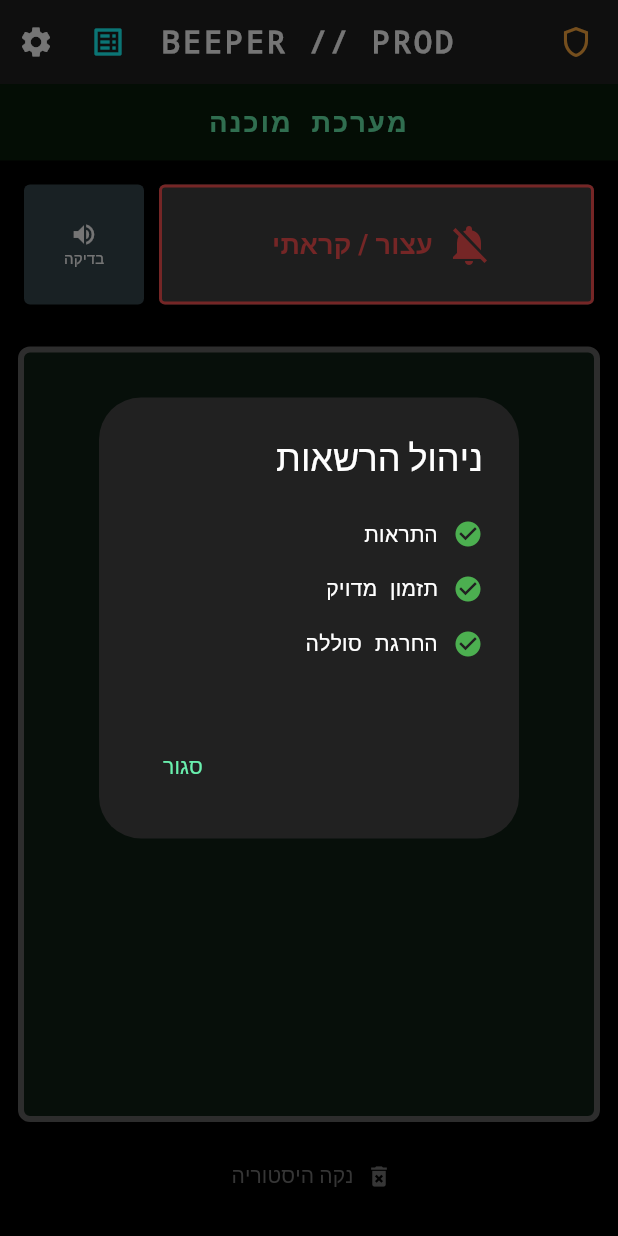
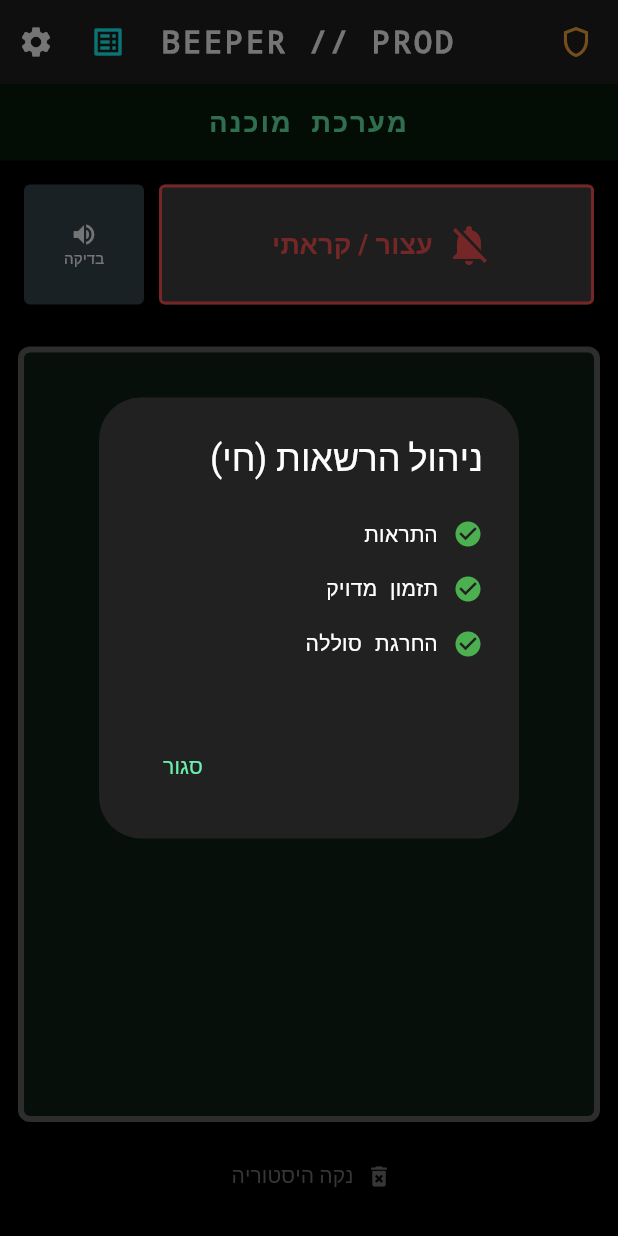
Before and after one commit to maayantallevy-lang/Beeper, a Flutter app: the screen it shows after launch, after a tap on the "shield" icon, on a phone screen of 412 x 824 dp. Run offline on Flutter 3.47's test engine with Material 3 defaults, Android fonts, the phone set to English and light mode, and no system bars; our stand-ins replace firebase_core, firebase_messaging, flutter_local_notifications, flutter_timezone, permission_handler, shared_preferences and 1 more; accounts and stored records are empty.

Commit message:
Update main.dart

```diff
--- a/lib/main.dart
+++ b/lib/main.dart
@@ -83,19 +83,23 @@ Future<void> _firebaseMessagingBackgroundHandler(RemoteMessage message) async {
 void main() {
   runZonedGuarded(() async {
     WidgetsFlutterBinding.ensureInitialized();
-
-    tz.initializeTimeZones();
-    try {
-      final String currentTimeZone = await FlutterTimezone.getLocalTimezone();
-      tz.setLocalLocation(tz.getLocation(currentTimeZone));
-    } catch (e) {
-      tz.setLocalLocation(tz.getLocation('UTC'));
-    }
-
+    await _configureLocalTimeZone();
     runApp(const BeeperApp());
   }, (error, stack) {
     AppLogger.log("CRASH", "Main error: $error");
   });
+}
+
+Future<void> _configureLocalTimeZone() async {
+  try {
+    tz.initializeTimeZones();
+    final String currentTimeZone = await FlutterTimezone.getLocalTimezone();
+    tz.setLocalLocation(tz.getLocation(currentTimeZone));
+  } catch (e) {
+    try {
+      tz.setLocalLocation(tz.getLocation('UTC'));
+    } catch (_) {}
+  }
 }
 
 // -----------------------------------------------------------------------------
@@ -103,6 +107,7 @@ void main() {
 // -----------------------------------------------------------------------------
 
 Future<void> _triggerNaggingLogic(String title, String body) async {
+  await _configureLocalTimeZone();
   await AppLogger.log("ALERT", "Starting logic for: $title");
   final prefs = await SharedPreferences.getInstance();
 
@@ -122,8 +127,6 @@ Future<void> _triggerNaggingLogic(String title, String body) async {
   // 2. User Settings
   bool isQuietTime = _checkQuietHours(prefs);
   bool isGlobalSilent = prefs.getBool('is_global_silent') ?? false;
-
-  // --- New: Vibration Check ---
   bool isVibrationEnabled = prefs.getBool('is_vibration_enabled') ?? true;
 
   int frequencySeconds = prefs.getInt('nag_frequency_seconds') ?? 60;
@@ -139,7 +142,7 @@ Future<void> _triggerNaggingLogic(String title, String body) async {
       importance: Importance.high,
       priority: Priority.high,
       playSound: false,
-      enableVibration: isVibrationEnabled, // Respect setting even in silent mode? Usually silent implies vibration only, but let's respect user choice if they turned it off completely.
+      enableVibration: isVibrationEnabled,
     );
     await AppLogger.log("MODE", "Silent mode active");
   } else {
@@ -184,7 +187,6 @@ Future<void> _triggerNaggingLogic(String title, String body) async {
       playSound: true,
       sound: soundObj,
       enableVibration: isVibrationEnabled,
-      // Only set pattern if vibration is enabled
       vibrationPattern: isVibrationEnabled
           ? Int64List.fromList([0, 1000, 500, 1000, 500, 1000])
           : null,
@@ -203,7 +205,7 @@ Future<void> _triggerNaggingLogic(String title, String body) async {
     await AppLogger.log("ERR_SHOW", "Show immediate: $e");
   }
 
-  // 5. Schedule Repetitions (AlarmClock Mode)
+  // 5. Schedule Repetitions
   if (!isQuietTime && !isGlobalSilent) {
     try {
       final now = tz.TZDateTime.now(tz.local);
@@ -310,7 +312,6 @@ class _InitScreenState extends State<InitScreen> {
         }
       );
 
-      // Initial request for basic notifications
       await Permission.notification.request();
       await Permission.scheduleExactAlarm.request();
 
@@ -396,7 +397,9 @@ class _BeeperScreenState extends State<BeeperScreen> with WidgetsBindingObserver
 
   @override
   void didChangeAppLifecycleState(AppLifecycleState state) {
-    if (state == AppLifecycleState.resumed) _loadMessages();
+    if (state == AppLifecycleState.resumed) {
+      _loadMessages();
+    }
   }
 
   Future<void> _loadMessages() async {
@@ -434,7 +437,6 @@ class _BeeperScreenState extends State<BeeperScreen> with WidgetsBindingObserver
         duration: Duration(seconds: 1)
       )
     );
-
     await _triggerNaggingLogic("בדיקה עצמית", "בדיקת מערכת סאונד והתראות");
     _loadMessages();
   }
@@ -445,88 +447,10 @@ class _BeeperScreenState extends State<BeeperScreen> with WidgetsBindingObserver
     _loadMessages();
   }
 
-  Future<void> _checkAndRequestPermissions() async {
-    // Check current statuses first
-    PermissionStatus notifStatus = await Permission.notification.status;
-    PermissionStatus alarmStatus = await Permission.scheduleExactAlarm.status;
-    PermissionStatus batteryStatus = await Permission.ignoreBatteryOptimizations.status;
-
-    if (mounted) {
-      showDialog(
-        context: context,
-        builder: (ctx) => StatefulBuilder(
-          builder: (context, setState) {
-            return AlertDialog(
-              backgroundColor: Colors.grey[900],
-              title: const Text("ניהול הרשאות", style: TextStyle(color: Colors.white)),
-              content: Column(
-                mainAxisSize: MainAxisSize.min,
-                crossAxisAlignment: CrossAxisAlignment.start,
-                children: [
-                  _buildPermRow("התראות", Permission.notification, notifStatus, setState),
-                  _buildPermRow("תזמון מדויק", Permission.scheduleExactAlarm, alarmStatus, setState),
-                  _buildPermRow("החרגת סוללה", Permission.ignoreBatteryOptimizations, batteryStatus, setState),
-
-                  const SizedBox(height: 15),
-                  if (batteryStatus != PermissionStatus.granted)
-                     const Text(
-                      "הערה: 'החרגת סוללה' קריטית לקבלת התראות כשהמסך כבוי.",
-                      style: TextStyle(color: Colors.orange, fontSize: 12),
-                    ),
-                ],
-              ),
-              actions: [
-                TextButton(
-                  onPressed: () => Navigator.pop(ctx),
-                  child: const Text("סגור"),
-                )
-              ],
-            );
-          }
-        )
-      );
-    }
-  }
-
-  Widget _buildPermRow(String name, Permission perm, PermissionStatus currentStatus, StateSetter refreshState) {
-    bool isOk = currentStatus == PermissionStatus.granted;
-    return Padding(
-      padding: const EdgeInsets.symmetric(vertical: 8.0),
-      child: Row(
-        children: [
-          Icon(isOk ? Icons.check_circle : Icons.error, color: isOk ? Colors.green : Colors.red, size: 20),
-          const SizedBox(width: 10),
-          Expanded(child: Text(name, style: const TextStyle(color: Colors.white))),
-          if (!isOk)
-            SizedBox(
-              height: 30,
-              child: ElevatedButton(
-                style: ElevatedButton.styleFrom(backgroundColor: Colors.greenAccent, padding: const EdgeInsets.symmetric(horizontal: 8)),
-                onPressed: () async {
-                  // Request the permission
-                  await perm.request();
-                  // Check status again
-                  var newStatus = await perm.status;
-                  // If blocked/permanently denied, we might need to open settings
-                  if (newStatus.isPermanentlyDenied) {
-                    openAppSettings();
-                  }
-
-                  // Refresh the Dialog UI
-                  refreshState(() {
-                    // We can't easily update the outer variable 'currentStatus' here without logic,
-                    // so we trigger a re-build which should ideally re-fetch or use a state object.
-                    // For simplicity in this structure, we'll just close and re-open or let the user re-open.
-                    // A better way is below:
-                  });
-                  Navigator.pop(context); // Close dialog to force user to re-open to see changes or refresh properly
-                  _checkAndRequestPermissions(); // Re-open with fresh status
-                },
-                child: const Text("אשר", style: TextStyle(color: Colors.black, fontSize: 12)),
-              ),
-            )
-        ],
-      ),
+  void _checkAndRequestPermissions() {
+    showDialog(
+      context: context,
+      builder: (_) => const PermissionsDialog(),
     );
   }
 
@@ -684,6 +608,141 @@ class _BeeperScreenState extends State<BeeperScreen> with WidgetsBindingObserver
 }
 
 // -----------------------------------------------------------------------------
+// DYNAMIC PERMISSIONS DIALOG
+// -----------------------------------------------------------------------------
+
+class PermissionsDialog extends StatefulWidget {
+  const PermissionsDialog({super.key});
+
+  @override
+  State<PermissionsDialog> createState() => _PermissionsDialogState();
+}
+
+class _PermissionsDialogState extends State<PermissionsDialog> with WidgetsBindingObserver {
+  Map<Permission, PermissionStatus> _statuses = {};
+  bool _loading = true;
+
+  @override
+  void initState() {
+    super.initState();
+    WidgetsBinding.instance.addObserver(this);
+    _check();
+  }
+
+  @override
+  void dispose() {
+    WidgetsBinding.instance.removeObserver(this);
+    super.dispose();
+  }
+
+  // זו הנקודה הקריטית: כשחוזרים לאפליקציה (למשל מההגדרות), בודקים שוב
+  @override
+  void didChangeAppLifecycleState(AppLifecycleState state) {
+    if (state == AppLifecycleState.resumed) {
+      _check();
+    }
+  }
+
+  Future<void> _check() async {
+    final n = await Permission.notification.status;
+    final a = await Permission.scheduleExactAlarm.status;
+    final b = await Permission.ignoreBatteryOptimizations.status;
+
+    if (mounted) {
+      setState(() {
+        _statuses = {
+          Permission.notification: n,
+          Permission.scheduleExactAlarm: a,
+          Permission.ignoreBatteryOptimizations: b,
+        };
+        _loading = false;
+      });
+    }
+  }
+
+  @override
+  Widget build(BuildContext context) {
+    if (_loading) {
+      return const AlertDialog(
+        backgroundColor: Color(0xFF212121),
+        content: SizedBox(height: 50, child: Center(child: CircularProgressIndicator())),
+      );
+    }
+
+    return AlertDialog(
+      backgroundColor: Colors.grey[900],
+      title: const Text("ניהול הרשאות (חי)", style: TextStyle(color: Colors.white)),
+      content: SingleChildScrollView(
+        child: Column(
+          mainAxisSize: MainAxisSize.min,
+          crossAxisAlignment: CrossAxisAlignment.start,
+          children: [
+            _buildRow("התראות", Permission.notification),
+            _buildRow("תזמון מדויק", Permission.scheduleExactAlarm),
+            _buildRow("החרגת סוללה", Permission.ignoreBatteryOptimizations),
+
+            const SizedBox(height: 15),
+            if (_statuses[Permission.ignoreBatteryOptimizations] != PermissionStatus.granted)
+               const Text(
+                "הערה: 'החרגת סוללה' קריטית לקבלת התראות כשהמסך כבוי.",
+                style: TextStyle(color: Colors.orange, fontSize: 12),
+              ),
+          ],
+        ),
+      ),
+      actions: [
+        TextButton(
+          onPressed: () => Navigator.pop(context),
+          child: const Text("סגור"),
+        )
+      ],
+    );
+  }
+
+  Widget _buildRow(String name, Permission perm) {
+    final status = _statuses[perm] ?? PermissionStatus.denied;
+    bool isOk = status == PermissionStatus.granted;
+    bool isPermanentlyDenied = status.isPermanentlyDenied || status.isRestricted;
+
+    return Padding(
+      padding: const EdgeInsets.symmetric(vertical: 8.0),
+      child: Row(
+        children: [
+          Icon(isOk ? Icons.check_circle : Icons.error, color: isOk ? Colors.green : Colors.red, size: 20),
+          const SizedBox(width: 10),
+          Expanded(child: Text(name, style: const TextStyle(color: Colors.white))),
+          if (!isOk)
+            SizedBox(
+              height: 30,
+              child: ElevatedButton(
+                style: ElevatedButton.styleFrom(
+                  backgroundColor: isPermanentlyDenied ? Colors.orange : Colors.greenAccent,
+                  padding: const EdgeInsets.symmetric(horizontal: 8)
+                ),
+                onPressed: () async {
+                  if (isPermanentlyDenied) {
+                    await openAppSettings();
+                    // אנחנו לא מרעננים כאן ידנית, כי ה-Listener ב-didChangeAppLifecycleState
+                    // יזהה את החזרה לאפליקציה וירענן לבד!
+                  } else {
+                    await perm.request();
+                    _check(); // רענון מידי במקרה של דיאלוג פנימי
+                  }
+                },
+                child: Text(
+                  isPermanentlyDenied ? "הגדרות" : "אשר",
+                  style: const TextStyle(color: Colors.black, fontSize: 12)
+                ),
+              ),
+            )
+        ],
+      ),
+    );
+  }
+}
+
+
+// -----------------------------------------------------------------------------
 // LOGS SCREEN
 // -----------------------------------------------------------------------------
 
@@ -753,7 +812,7 @@ class SettingsPage extends StatefulWidget {
 class _SettingsPageState extends State<SettingsPage> {
   int _start = -1, _end = -1;
   bool _isGlobalSilent = false;
-  bool _isVibrationEnabled = true; // New State
+  bool _isVibrationEnabled = true;
   int _frequencySeconds = 60;
   String? _soundUri;
 
@@ -769,7 +828,7 @@ class _SettingsPageState extends State<SettingsPage> {
       _start = prefs.getInt('quiet_start_hour') ?? -1;
       _end = prefs.getInt('quiet_end_hour') ?? -1;
       _isGlobalSilent = prefs.getBool('is_global_silent') ?? false;
-      _isVibrationEnabled = prefs.getBool('is_vibration_enabled') ?? true; // Load
+      _isVibrationEnabled = prefs.getBool('is_vibration_enabled') ?? true;
       _frequencySeconds = prefs.getInt('nag_frequency_seconds') ?? 60;
       _soundUri = prefs.getString('custom_sound_uri');
     });
@@ -790,7 +849,6 @@ class _SettingsPageState extends State<SettingsPage> {
     setState(() => _isGlobalSilent = val);
   }
 
-  // New Toggle for Vibration
   Future<void> _toggleVibration(bool val) async {
     final prefs = await SharedPreferences.getInstance();
     await prefs.setBool('is_vibration_enabled', val);
@@ -846,7 +904,6 @@ class _SettingsPageState extends State<SettingsPage> {
                   activeColor: Colors.greenAccent,
                 ),
                 const Divider(color: Colors.grey),
-                // New Switch
                 SwitchListTile(
                   title: const Text("רטט", style: TextStyle(color: Colors.white)),
                   subtitle: const Text("הפעל רטט בעת קבלת התראה"),
```
